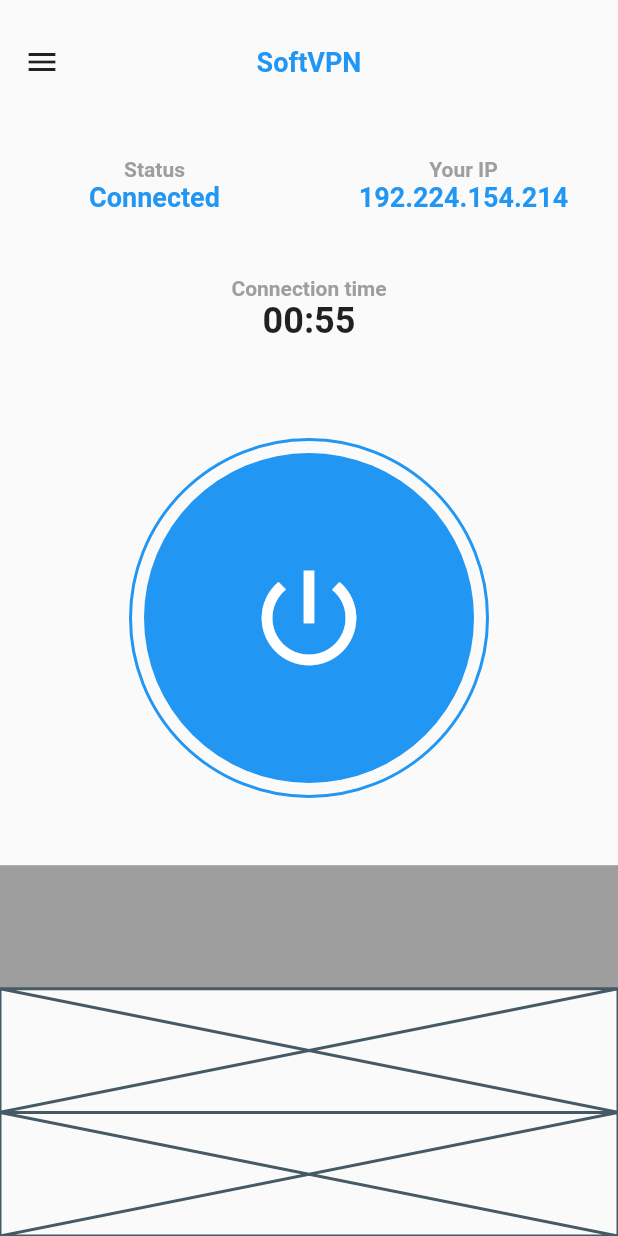
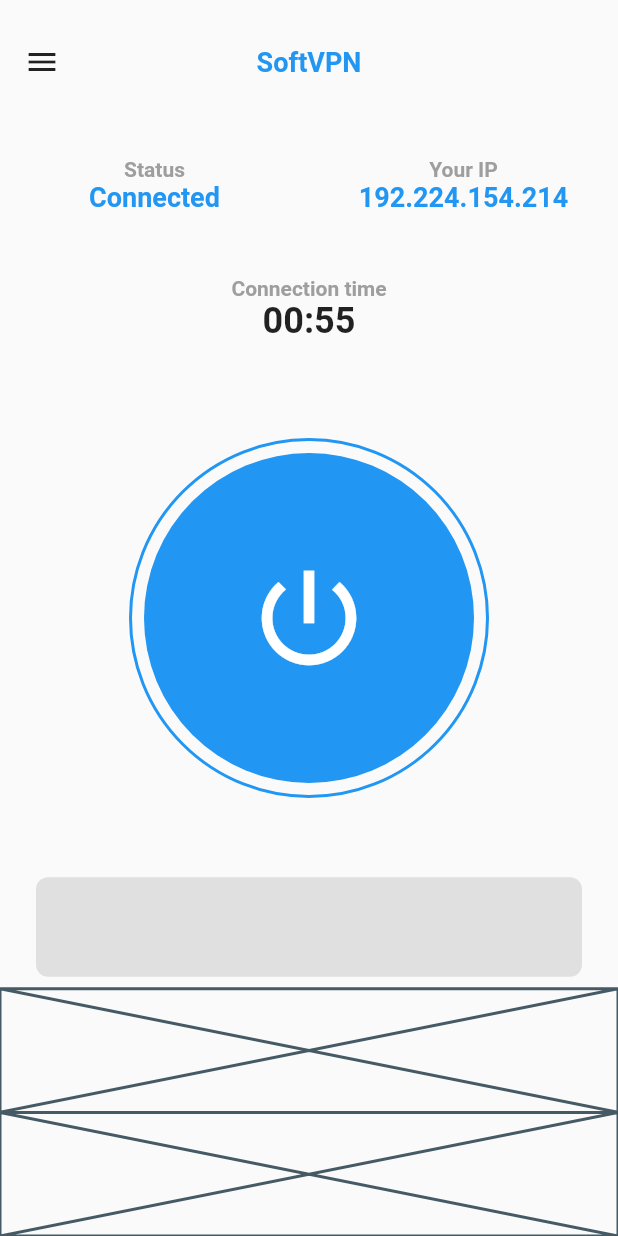
Before and after one commit to JAICHANGPARK/flutter_notebook_11th_story, a Flutter app: the screen it shows after launch, on a phone screen of 412 x 824 dp. Run offline on Flutter 3.47's test engine with Material 2 defaults, Android fonts, the phone set to English and light mode, and no system bars; our stand-ins replace backdrop, badges, flutter_inner_drawer, flutter_slidable, flutter_swiper, google_fonts.

Commit message:
Update vpn_home_page.dart

```diff
--- a/lib/ep721_vpn_mobile_app/ui/vpn_home_page.dart
+++ b/lib/ep721_vpn_mobile_app/ui/vpn_home_page.dart
@@ -135,8 +135,10 @@ class _VpnHomePageState extends State<VpnHomePage> {
               flex: 2,
               child: Center(
                 child: Container(
+                  margin: EdgeInsets.symmetric(horizontal: 24, vertical: 8),
                   decoration: BoxDecoration(
-                    color: Colors.grey
+                    color: Colors.grey[300],
+                    borderRadius: BorderRadius.circular(8),
                   ),
                 ),
               ),
```
